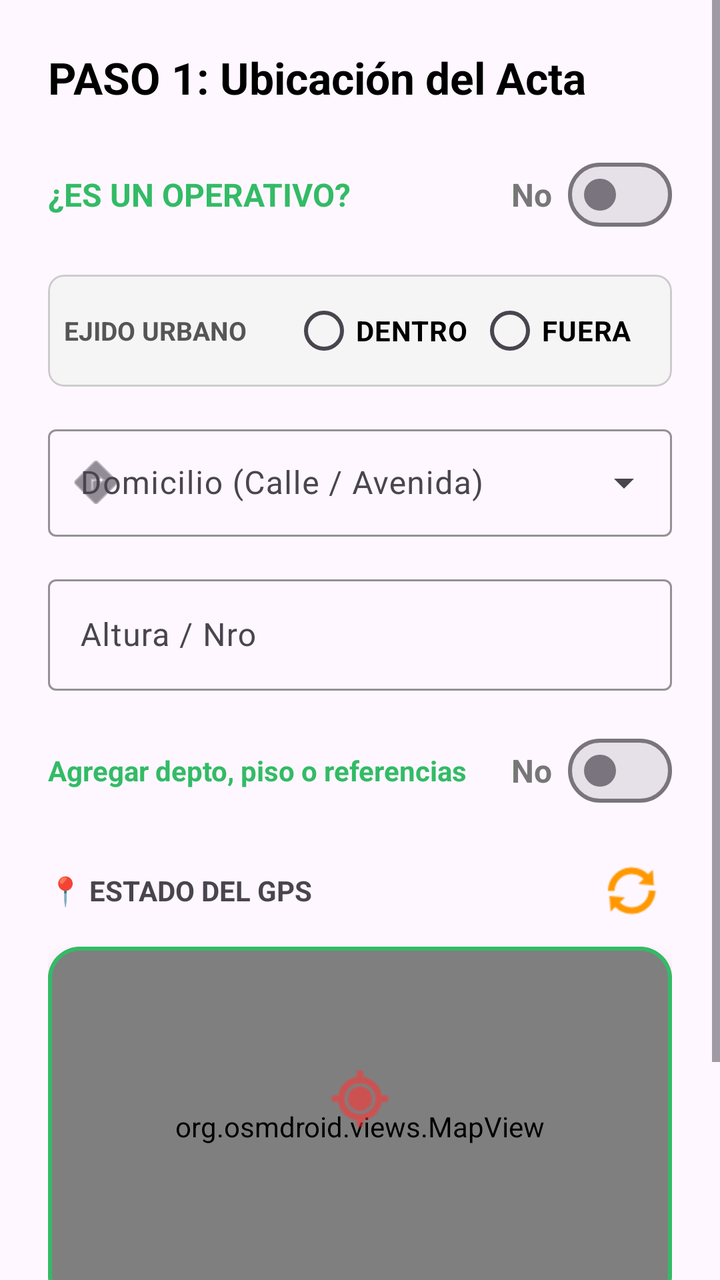
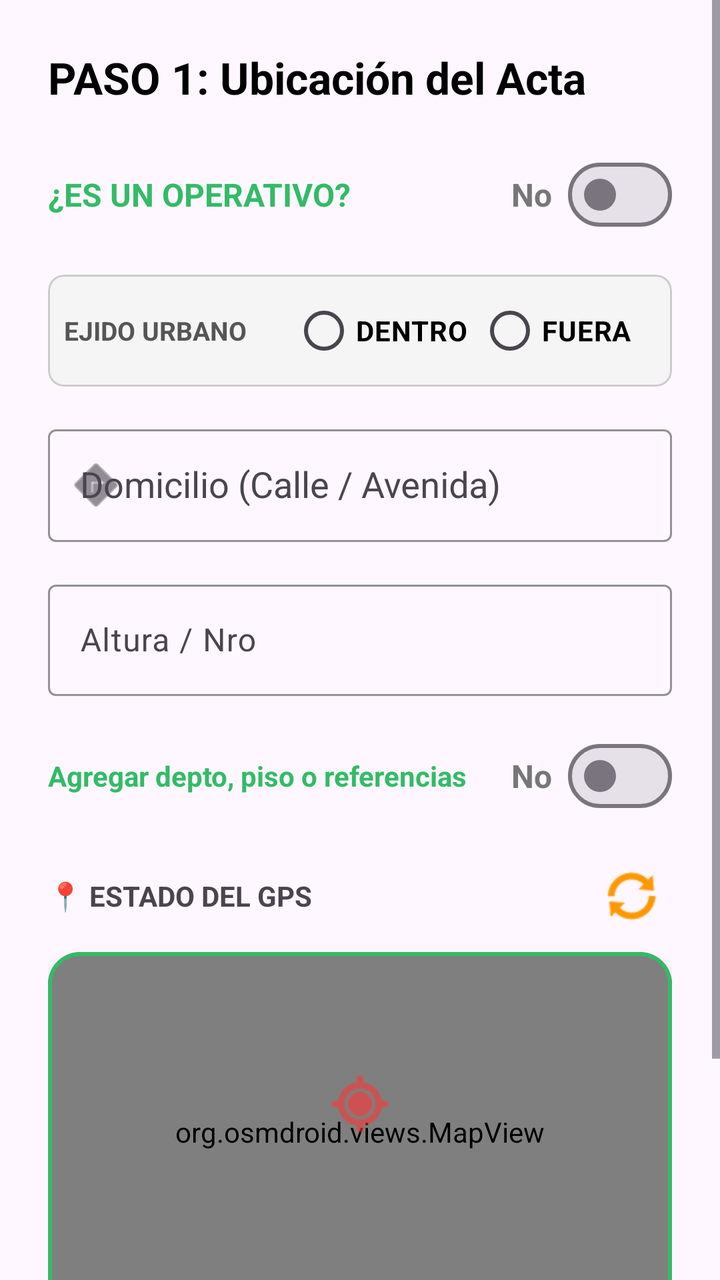

Before-and-after screenshots of an Android layout around one commit, followed by the original layout XML and the change that was made.
<!-- AndroidManifest.xml: application theme Theme.ChivilcoyActas -->
<!-- res/layout/fragment_ubicacion.xml -->
<?xml version="1.0" encoding="utf-8"?>
<ScrollView xmlns:android="http://schemas.android.com/apk/res/android"
    xmlns:tools="http://schemas.android.com/tools"
    xmlns:app="http://schemas.android.com/apk/res-auto"
    android:id="@+id/scrollUbicacion"
    android:layout_width="match_parent"
    android:layout_height="match_parent"
    android:fillViewport="true"
    tools:context=".UbicacionFragment">

    <LinearLayout
        android:id="@+id/containerUbicacion"
        android:layout_width="match_parent"
        android:layout_height="wrap_content"
        android:orientation="vertical"
        android:padding="24dp">

        <TextView
            android:id="@+id/tvTituloPaso1"
            android:layout_width="match_parent"
            android:layout_height="wrap_content"
            android:text="PASO 1: Ubicación del Acta"
            android:textSize="22sp"
            android:textStyle="bold"
            android:textColor="@color/black"
            android:layout_marginBottom="20dp"/>

    <LinearLayout
        android:id="@+id/layoutOperativoContainer"
        android:layout_width="match_parent"
        android:layout_height="wrap_content"
        android:orientation="horizontal"
        android:gravity="center_vertical"
        android:layout_marginBottom="16dp">

        <TextView
            android:layout_width="0dp"
            android:layout_height="wrap_content"
            android:layout_weight="1"
            android:text="¿ES UN OPERATIVO?"
            android:textSize="16sp"
            android:textStyle="bold"
            android:textColor="#33BB66" />

        <TextView
            android:id="@+id/tvEstadOperativo"
            android:layout_width="wrap_content"
            android:layout_height="wrap_content"
            android:text="No"
            android:textSize="16sp"
            android:textStyle="bold"
            android:textColor="#777777"
            android:layout_marginEnd="8dp"/>

        <com.google.android.material.materialswitch.MaterialSwitch
            android:id="@+id/swOperativo"
            android:layout_width="wrap_content"
            android:layout_height="wrap_content"/>
    </LinearLayout>

        
        <com.google.android.material.card.MaterialCardView
            android:id="@+id/cvEjidoUrbano"
            android:layout_width="match_parent"
            android:layout_height="wrap_content"
            app:cardBackgroundColor="#F5F5F5"
            app:strokeColor="#CCCCCC"
            app:strokeWidth="1dp"
            android:layout_marginBottom="16dp"
            app:cardCornerRadius="8dp">

            <LinearLayout
                android:layout_width="match_parent"
                android:layout_height="wrap_content"
                android:orientation="horizontal"
                android:gravity="center_vertical"
                android:padding="4dp">

                
                <TextView
                    android:layout_width="0dp"
                    android:layout_height="wrap_content"
                    android:layout_weight="0.35"
                    android:text="EJIDO URBANO"
                    android:textSize="13sp"
                    android:textStyle="bold"
                    android:textColor="#555555"
                    android:gravity="center_vertical"
                    android:paddingStart="4dp" />

                
                <RadioGroup
                    android:id="@+id/rgEjidoUrbano"
                    android:layout_width="0dp"
                    android:layout_height="wrap_content"
                    android:layout_weight="0.55"
                    android:orientation="horizontal"
                    android:weightSum="2">

                    <RadioButton
                        android:id="@+id/rbEjidoDentro"
                        android:layout_width="0dp"
                        android:layout_height="wrap_content"
                        android:layout_weight="1"
                        android:text="DENTRO"
                        android:textSize="14sp"
                        android:textStyle="bold"
                        android:textColor="@color/black" />

                    <RadioButton
                        android:id="@+id/rbEjidoFuera"
                        android:layout_width="0dp"
                        android:layout_height="wrap_content"
                        android:layout_weight="1"
                        android:text="FUERA"
                        android:textSize="14sp"
                        android:textStyle="bold"
                        android:textColor="@color/black" />
                </RadioGroup>
            </LinearLayout>
        </com.google.android.material.card.MaterialCardView>

        <com.google.android.material.textfield.TextInputLayout
            style="@style/Widget.Material3.TextInputLayout.OutlinedBox.ExposedDropdownMenu"
            android:layout_width="match_parent"
            android:layout_height="wrap_content"
            android:hint="Domicilio (Calle / Avenida)"
            android:layout_marginBottom="16dp"
            app:startIconDrawable="@android:drawable/ic_menu_directions"
            app:boxStrokeColor="#33BB66"
            app:hintTextColor="#33BB66">

            <AutoCompleteTextView
                android:id="@+id/acCalle"
                android:layout_width="match_parent"
                android:layout_height="wrap_content"
                android:inputType="textCapWords"
                android:completionThreshold="1"
                android:padding="16dp" />
        </com.google.android.material.textfield.TextInputLayout>

        
        <com.google.android.material.textfield.TextInputLayout
            style="@style/Widget.Material3.TextInputLayout.OutlinedBox"
            android:layout_width="match_parent"
            android:layout_height="wrap_content"
            android:hint="Altura / Nro"
            android:layout_marginBottom="16dp"
            app:boxStrokeColor="#33BB66"
            app:hintTextColor="#33BB66">
            <com.google.android.material.textfield.TextInputEditText
                android:id="@+id/etAlturaUbicacion"
                android:layout_width="match_parent"
                android:layout_height="wrap_content"
                android:inputType="number" />
        </com.google.android.material.textfield.TextInputLayout>

        <LinearLayout
            android:layout_width="match_parent"
            android:layout_height="wrap_content"
            android:orientation="horizontal"
            android:gravity="center_vertical"
            android:layout_marginBottom="16dp">

            <TextView
                android:layout_width="0dp"
                android:layout_height="wrap_content"
                android:layout_weight="1"
                android:text="Agregar depto, piso o referencias"
                android:textSize="14sp"
                android:textStyle="bold"
                android:textColor="#33BB66" />

            <TextView
                android:id="@+id/tvEstadoDetalle"
                android:layout_width="wrap_content"
                android:layout_height="wrap_content"
                android:text="No"
                android:textSize="16sp"
                android:textStyle="bold"
                android:textColor="#777777"
                android:layout_marginEnd="8dp"/>

            
            <com.google.android.material.materialswitch.MaterialSwitch
                android:id="@+id/swDetalleUbicacion"
                android:layout_width="wrap_content"
                android:layout_height="wrap_content"/>

        </LinearLayout>

        
        <LinearLayout
            android:id="@+id/layoutCamposDetalleUbicacion"
            android:layout_width="match_parent"
            android:layout_height="wrap_content"
            android:orientation="vertical"
            android:visibility="gone"
            android:layout_marginBottom="16dp"
            tools:visibility="visible">

            <com.google.android.material.textfield.TextInputLayout
                style="@style/Widget.Material3.TextInputLayout.OutlinedBox"
                android:layout_width="match_parent"
                android:layout_height="wrap_content"
                android:hint="Piso / Departamento / Oficina"
                android:layout_marginBottom="8dp"
                app:boxStrokeColor="#33BB66"
                app:hintTextColor="#33BB66">
                <com.google.android.material.textfield.TextInputEditText
                    android:id="@+id/etDeptoUbicacion"
                    android:layout_width="match_parent"
                    android:layout_height="wrap_content"
                    android:inputType="textCapCharacters" />
            </com.google.android.material.textfield.TextInputLayout>

            <com.google.android.material.textfield.TextInputLayout
                style="@style/Widget.Material3.TextInputLayout.OutlinedBox"
                android:layout_width="match_parent"
                android:layout_height="wrap_content"
                android:hint="Detalles de referencia (Ej: Entre calles, local lila, etc.)"
                app:boxStrokeColor="#33BB66"
                app:hintTextColor="#33BB66">
                <com.google.android.material.textfield.TextInputEditText
                    android:id="@+id/etReferenciaUbicacion"
                    android:layout_width="match_parent"
                    android:layout_height="wrap_content"
                    android:lines="2"
                    android:gravity="top"
                    android:inputType="textMultiLine" />
            </com.google.android.material.textfield.TextInputLayout>

        </LinearLayout>


        
        <LinearLayout
            android:layout_width="match_parent"
            android:layout_height="wrap_content"
            android:orientation="horizontal"
            android:gravity="center_vertical"
            android:layout_marginBottom="8dp">

            <TextView
                android:id="@+id/tvGpsStatus"
                android:layout_width="0dp"
                android:layout_height="wrap_content"
                android:layout_weight="1"
                android:text="📍 ESTADO DEL GPS"
                android:textStyle="bold"
                android:textSize="14sp" />

            <ImageButton
                android:id="@+id/btnRefrescarGps"
                android:layout_width="40dp"
                android:layout_height="40dp"
                android:src="@android:drawable/ic_popup_sync"
                android:background="?attr/selectableItemBackgroundBorderless"
                app:tint="#FF9800" />

        </LinearLayout>

        <com.google.android.material.card.MaterialCardView
            android:layout_width="match_parent"
            android:layout_height="180dp"
            app:cardCornerRadius="16dp"
            app:cardElevation="4dp"
            android:layout_marginBottom="24dp"
            app:strokeColor="#33BB66"
            app:strokeWidth="2dp">

            <org.osmdroid.views.MapView
                android:id="@+id/mapView"
                android:layout_width="match_parent"
                android:layout_height="match_parent" />

            <ImageView
                android:layout_width="36dp"
                android:layout_height="36dp"
                android:layout_gravity="center"
                android:translationY="-14dp"
                android:src="@android:drawable/ic_menu_mylocation"
                app:tint="#FF3333" />

           
        
    </com.google.android.material.card.MaterialCardView>

    
        <View
            android:layout_width="match_parent"
            android:layout_height="0dp"
            android:layout_weight="1" />

        <Button
            android:id="@+id/btnSiguienteUbicacion"
            android:layout_width="match_parent"
            android:layout_height="70dp"
            android:text="CONFIRMAR UBICACIÓN Y CONTINUAR"
            android:textSize="18sp"
            android:textStyle="bold"
            android:backgroundTint="#33BB66"
            app:cornerRadius="12dp"
            android:elevation="8dp"/>

    </LinearLayout>
</ScrollView>
<!-- resources referenced by this layout -->
<resources>
  <color name="black">#FF000000</color>
  <style name="Theme.ChivilcoyActas" parent="Base.Theme.ChivilcoyActas" />
  <style name="Base.Theme.ChivilcoyActas" parent="Theme.Material3.DayNight.NoActionBar">
          
          <item name="colorPrimary">#33BB66</item>
  
          <item name="colorSecondary">#33BB66</item>
          <item name="android:statusBarColor">#33BB66</item>
      </style>
</resources>

<!-- the commit's change to res/layout/fragment_ubicacion.xml (unified diff, before → after) -->
@@ -121,22 +121,27 @@
         </com.google.android.material.card.MaterialCardView>
 
         <com.google.android.material.textfield.TextInputLayout
-            style="@style/Widget.Material3.TextInputLayout.OutlinedBox.ExposedDropdownMenu"
-            android:layout_width="match_parent"
-            android:layout_height="wrap_content"
+            android:id="@+id/tilCalle"
+            style="@style/Widget.Material3.TextInputLayout.OutlinedBox"
+            android:layout_width="match_parent"
+            android:layout_height="wrap_content"
+            android:layout_marginBottom="16dp"
             android:hint="Domicilio (Calle / Avenida)"
-            android:layout_marginBottom="16dp"
+            app:boxStrokeColor="#33BB66"
+            app:hintTextColor="#33BB66"
             app:startIconDrawable="@android:drawable/ic_menu_directions"
-            app:boxStrokeColor="#33BB66"
-            app:hintTextColor="#33BB66">
+            app:endIconMode="clear_text"> 
 
             <AutoCompleteTextView
                 android:id="@+id/acCalle"
                 android:layout_width="match_parent"
                 android:layout_height="wrap_content"
+                android:completionThreshold="1"
+                android:dropDownHeight="220dp"
                 android:inputType="textCapWords"
-                android:completionThreshold="1"
-                android:padding="16dp" />
+                android:padding="16dp"
+                android:selectAllOnFocus="true" /> 
+
         </com.google.android.material.textfield.TextInputLayout>
 
         
@@ -282,8 +287,6 @@
                 android:src="@android:drawable/ic_menu_mylocation"
                 app:tint="#FF3333" />
 
-           
-        
     </com.google.android.material.card.MaterialCardView>
 
     
